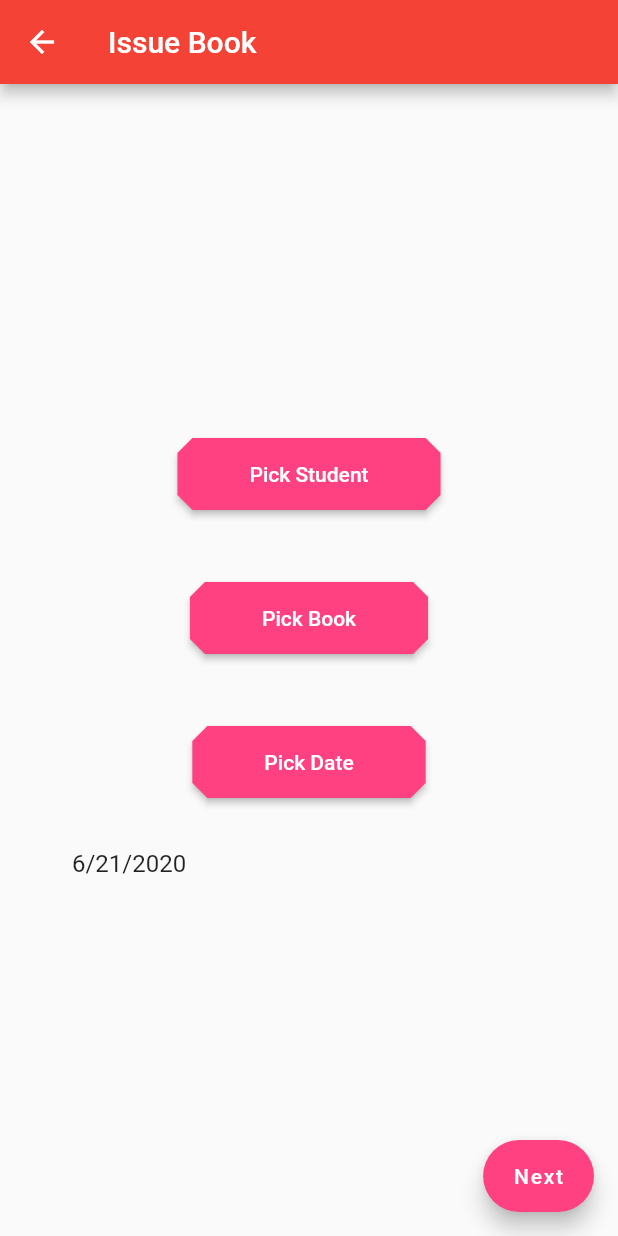
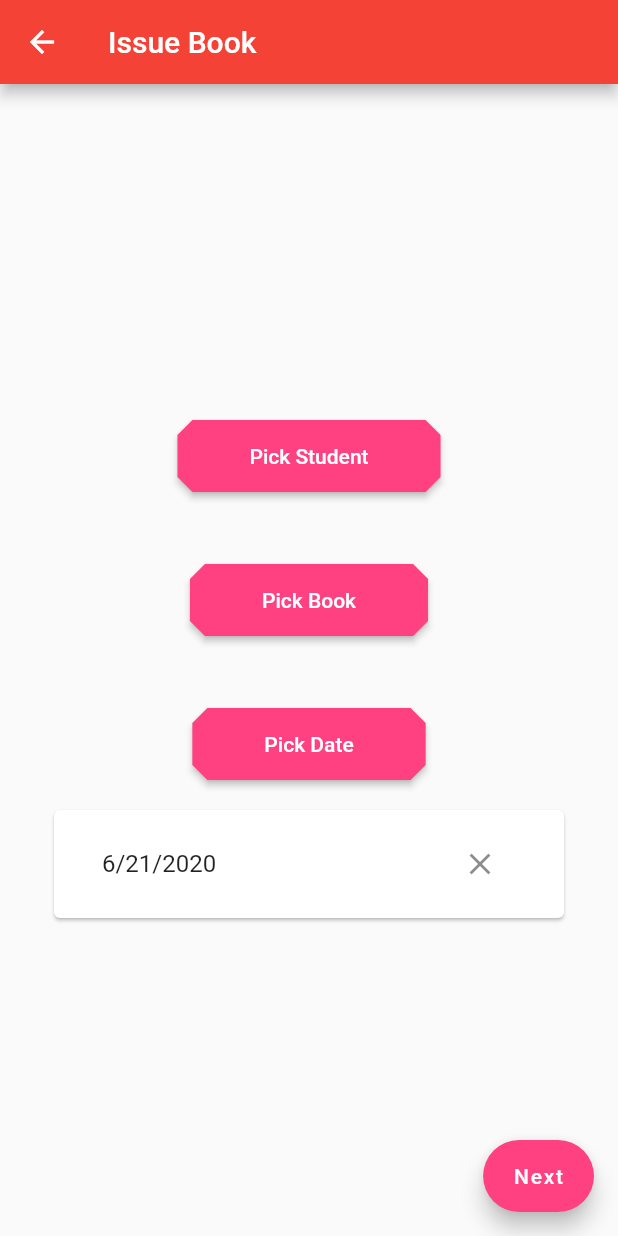
Before and after one commit to RitamChakraborty/bibliotek, a Flutter app: the IssueBookPage screen opened directly, on a phone screen of 412 x 824 dp. Run offline on Flutter 3.47's test engine with Material 2 defaults, Android fonts, the phone set to English and light mode, and no system bars; our stand-ins replace bloc, cloud_firestore, flutter_bloc, fluttertoast, shared_preferences; accounts and stored records are empty.

Commit message:
Better ui for the selection

```diff
--- a/lib/pages/admin_pages/issue_book_page/issue_book_page.dart
+++ b/lib/pages/admin_pages/issue_book_page/issue_book_page.dart
@@ -6,6 +6,7 @@ import 'package:bibliotek/pages/admin_pages/issue_book_page/book_picker_page.dar
 import 'package:bibliotek/pages/admin_pages/issue_book_page/isuue_book_confirmation_page.dart';
 import 'package:bibliotek/pages/admin_pages/issue_book_page/student_picker_page.dart';
 import 'package:bibliotek/widgets/custom_button.dart';
+import 'package:bibliotek/widgets/custom_card.dart';
 import 'package:cloud_firestore/cloud_firestore.dart';
 import 'package:flutter/material.dart';
 import 'package:flutter/widgets.dart';
@@ -95,9 +96,15 @@ class _IssueBookPageState extends State<IssueBookPage> {
                           ? SizedBox(
                               height: 16,
                             )
-                          : ListTile(
-                              title: Text("ID: ${student.id}"),
-                              subtitle: Text("Name: ${student.name}"),
+                          : CustomCard(
+                              child: ListTile(
+                                title: Text("ID: ${student.id}"),
+                                subtitle: Text("Name: ${student.name}"),
+                                trailing: IconButton(
+                                  onPressed: () {},
+                                  icon: Icon(Icons.close),
+                                ),
+                              ),
                             ),
                     ),
                     CustomButton(
@@ -119,9 +126,15 @@ class _IssueBookPageState extends State<IssueBookPage> {
                           ? SizedBox(
                               height: 16,
                             )
-                          : ListTile(
-                              title: Text("${book.bookName}"),
-                              subtitle: Text("by ${book.authorName}"),
+                          : CustomCard(
+                              child: ListTile(
+                                title: Text("${book.bookName}"),
+                                subtitle: Text("by ${book.authorName}"),
+                                trailing: IconButton(
+                                  onPressed: () {},
+                                  icon: Icon(Icons.close),
+                                ),
+                              ),
                             ),
                     ),
                     CustomButton(
@@ -142,9 +155,16 @@ class _IssueBookPageState extends State<IssueBookPage> {
                           ? SizedBox(
                               height: 16,
                             )
-                          : ListTile(
-                              title: Text(
-                                  "${DATE_FORMAT.format(timestamp.toDate())}"),
+                          : CustomCard(
+                              child: ListTile(
+                                title: Text(
+                                  "${DATE_FORMAT.format(timestamp.toDate())}",
+                                ),
+                                trailing: IconButton(
+                                  onPressed: () {},
+                                  icon: Icon(Icons.close),
+                                ),
+                              ),
                             ),
                     ),
                   ],
--- /dev/null
+++ b/lib/widgets/custom_card.dart
@@ -0,0 +1,19 @@
+import 'package:flutter/material.dart';
+
+class CustomCard extends StatelessWidget {
+  final Widget _child;
+
+  const CustomCard({@required Widget child})
+      : this._child = child,
+        assert(child != null);
+
+  @override
+  Widget build(BuildContext context) {
+    return Card(
+      child: Padding(
+        padding: EdgeInsets.symmetric(horizontal: 16, vertical: 8),
+        child: _child,
+      ),
+    );
+  }
+}
```
